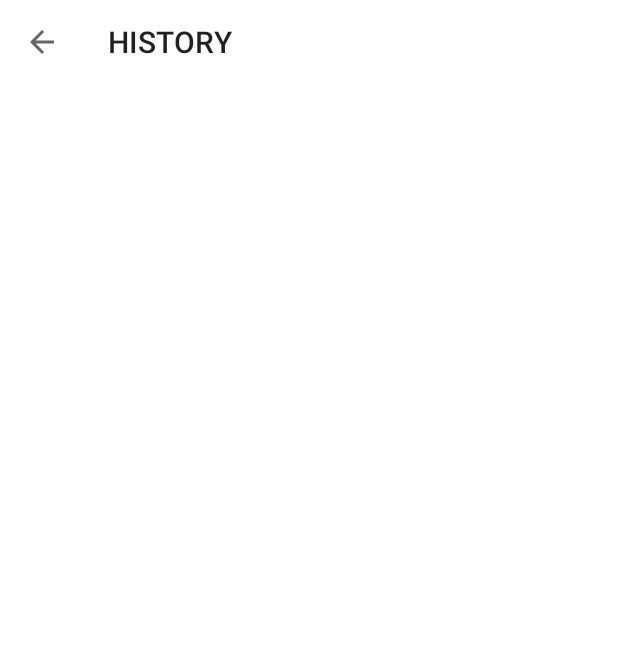
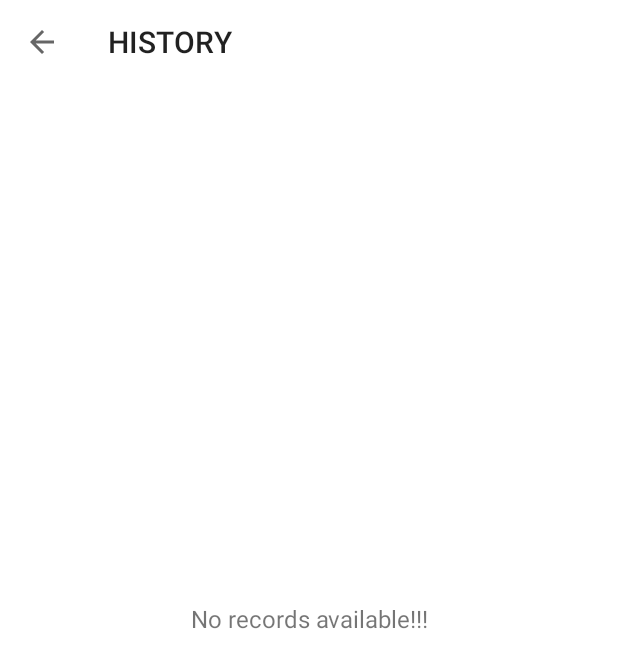
Before and after one commit to lizarizvi/7MinutesWorkoutApp, an Android app: the HistoryActivity screen opened directly, with no data from a screen before it, on a phone screen of 412 x 824 dp. Before the commit the part shown is almost empty. Shown: the top 668 px of the screen. Run offline under Robolectric (Android 15) with nearby library versions, the phone set to English and light mode, and no system bars.

Commit message:
displaying the workout history

```diff
--- a/app/src/main/java/com/example/a7minutesworkoutapp/HistoryActivity.kt
+++ b/app/src/main/java/com/example/a7minutesworkoutapp/HistoryActivity.kt
@@ -3,7 +3,9 @@ package com.example.a7minutesworkoutapp
 import androidx.appcompat.app.AppCompatActivity
 import android.os.Bundle
 import android.util.Log
+import android.view.View
 import androidx.lifecycle.lifecycleScope
+import androidx.recyclerview.widget.LinearLayoutManager
 import com.example.a7minutesworkoutapp.databinding.ActivityExcerciseBinding
 import com.example.a7minutesworkoutapp.databinding.ActivityHistoryBinding
 import kotlinx.coroutines.flow.collect
@@ -36,9 +38,26 @@ class HistoryActivity : AppCompatActivity() {
         lifecycleScope.launch {
             historyDao.fetchAllDates().collect{
                 allDatesList->
-                for (i in allDatesList){
-                    Log.e("Date: ",""+i)
+//                for (i in allDatesList){
+//                    Log.e("Date: ",""+i)
+//                }
+
+                if (allDatesList.isNotEmpty()){
+                    binding?.rvItems?.visibility = View.VISIBLE
+                    binding?.tvNoRecords?.visibility = View.INVISIBLE
+                    binding?.rvItems?.layoutManager = LinearLayoutManager(this@HistoryActivity)
+
+                    val dates = ArrayList<String>()
+                    for (date in allDatesList){
+                        dates.add(date.date)
+                    }
+                    val historyAdapter = HistoryAdapter(dates)
+                    binding?.rvItems?.adapter = historyAdapter
+                }else{
+                    binding?.rvItems?.visibility = View.GONE
+                    binding?.tvNoRecords?.visibility = View.VISIBLE
                 }
+
             }
         }
     }
--- a/app/src/main/java/com/example/a7minutesworkoutapp/HistoryAdapter.kt
+++ b/app/src/main/java/com/example/a7minutesworkoutapp/HistoryAdapter.kt
@@ -21,8 +21,8 @@ class HistoryAdapter(private val items: ArrayList<String>): RecyclerView.Adapter
 
     override fun onBindViewHolder(holder: ViewHolder, position: Int) {
         val date: String = items.get(position)
-        holder.tvPosition.text = (position+1).toString()
-        holder.tvItem.text = date
+        holder.tvItem.text = (position+1).toString()
+        holder.tvPosition.text = date
 
         if (position % 2 == 0){
             holder.llHistory.setBackgroundColor(ContextCompat.getColor(holder.itemView.context,R.color.lightGrey))
--- a/app/src/main/res/layout/activity_history.xml
+++ b/app/src/main/res/layout/activity_history.xml
@@ -13,4 +13,26 @@
         android:background="@color/white"
         app:layout_constraintTop_toTopOf="parent"/>
 
+    <androidx.recyclerview.widget.RecyclerView
+        android:layout_width="match_parent"
+        android:layout_height="wrap_content"
+        android:id="@+id/rvItems"
+        android:layout_margin="10dp"
+        android:visibility="gone"
+        tools:visibility="visible"
+        app:layout_constraintTop_toBottomOf="@id/toolbarHistory"/>
+
+    <TextView
+        android:layout_width="match_parent"
+        android:layout_height="wrap_content"
+        android:id="@+id/tvNoRecords"
+        android:text="No records available!!!"
+        android:gravity="center"
+        android:layout_margin="10dp"
+        android:textSize="16sp"
+        android:visibility="visible"
+        tools:visibility="visible"
+        app:layout_constraintBottom_toBottomOf="parent"
+        app:layout_constraintTop_toTopOf="parent"/>
+
 </androidx.constraintlayout.widget.ConstraintLayout>
--- a/app/src/main/res/layout/item_history_row.xml
+++ b/app/src/main/res/layout/item_history_row.xml
@@ -11,7 +11,7 @@
         android:id="@+id/tvItem"
         android:layout_width="wrap_content"
         android:layout_height="wrap_content"
-        tools:text="1."
+        tools:text="1"
         android:textSize="22sp"
         android:textStyle="bold"
         android:textColor="@color/black"
@@ -23,8 +23,7 @@
         android:layout_height="wrap_content"
         android:layout_weight="1"
         tools:text="date"
-        android:textSize="22sp"
-        android:textStyle="bold"
+        android:textSize="20sp"
         android:textColor="@color/black"
         android:layout_marginStart="10dp"/>
 
```
